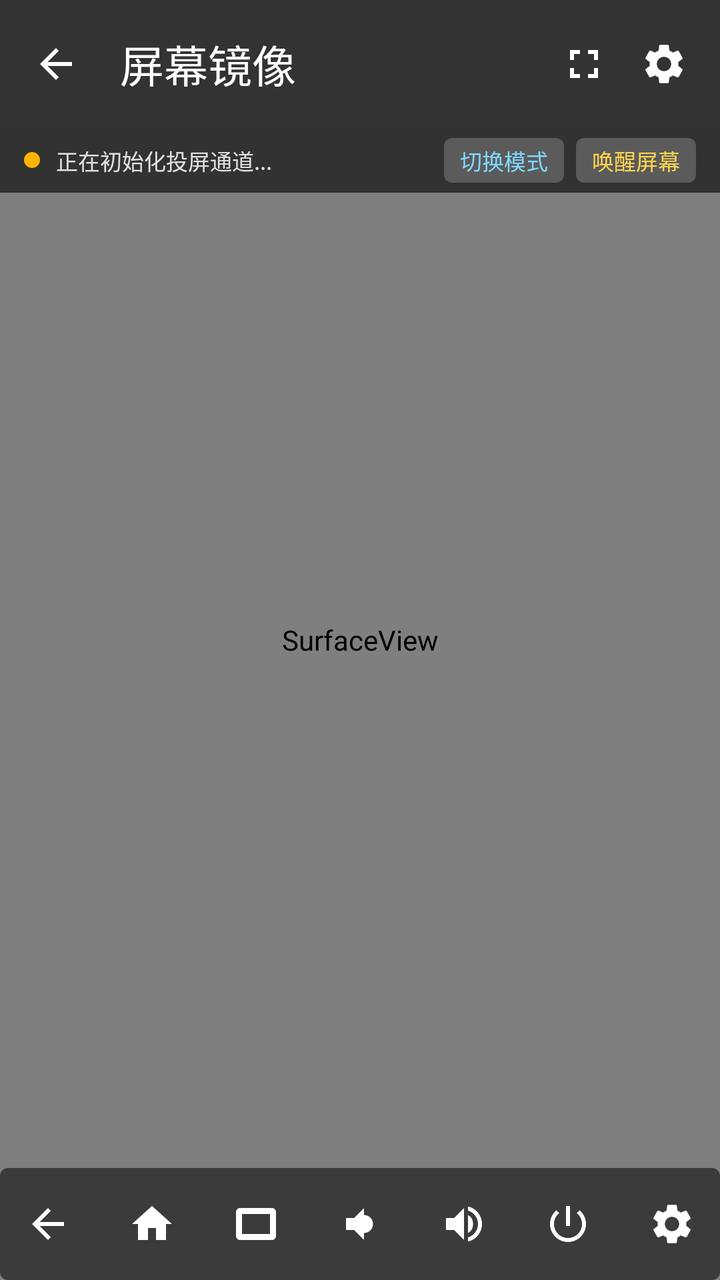
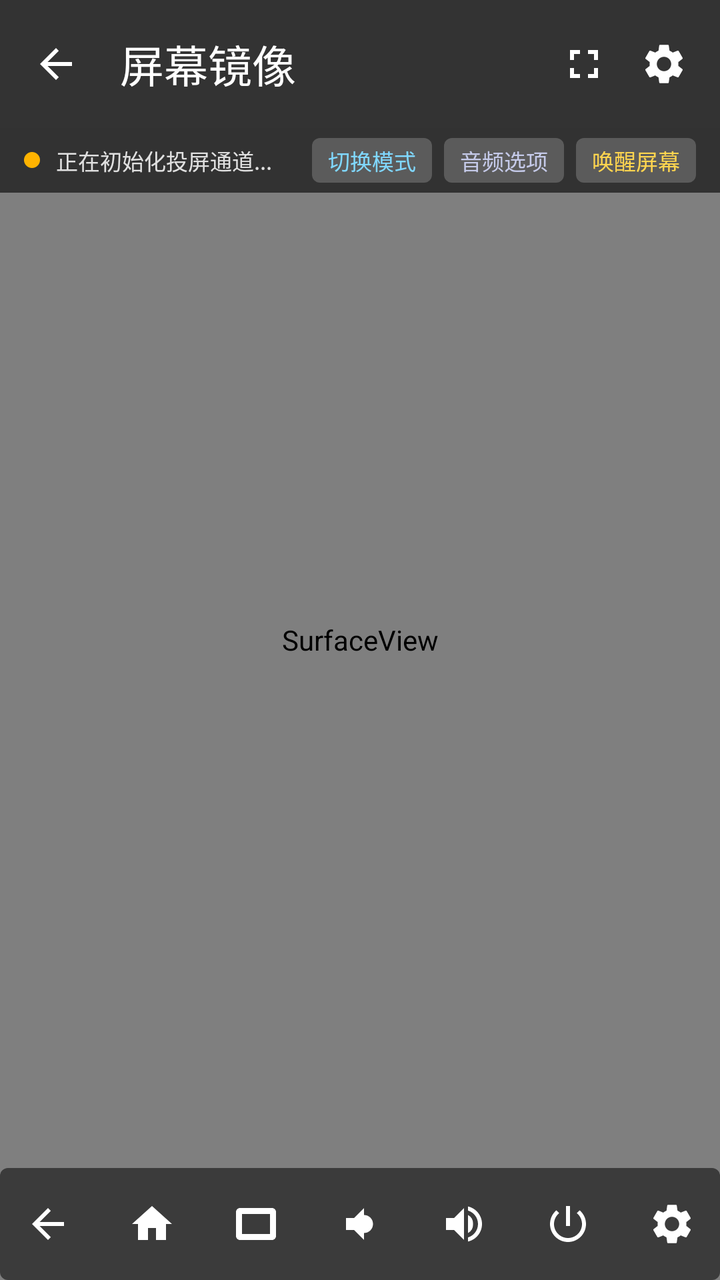

Screens rendered from an Android XML layout before and after an edit, with the pre-edit source and the edit as a unified diff.
<!-- AndroidManifest.xml: application theme Theme.ADBToolbox -->
<!-- res/layout/activity_scrcpy.xml -->
<?xml version="1.0" encoding="utf-8"?>
<FrameLayout xmlns:android="http://schemas.android.com/apk/res/android"
    xmlns:app="http://schemas.android.com/apk/res-auto"
    android:id="@+id/rootContainer"
    android:layout_width="match_parent"
    android:layout_height="match_parent"
    android:background="#000000">

    
    <FrameLayout
        android:id="@+id/flScreenContainer"
        android:layout_width="match_parent"
        android:layout_height="match_parent">

        
        <SurfaceView
            android:id="@+id/surfaceView"
            android:layout_width="match_parent"
            android:layout_height="match_parent"
            android:layout_gravity="center"
            android:visibility="visible" />

        
        <ImageView
            android:id="@+id/ivScreen"
            android:layout_width="match_parent"
            android:layout_height="match_parent"
            android:layout_gravity="center"
            android:contentDescription="Screen Stream"
            android:scaleType="fitCenter"
            android:visibility="gone" />

        
        <ProgressBar
            android:id="@+id/pbLoading"
            android:layout_width="wrap_content"
            android:layout_height="wrap_content"
            android:layout_gravity="center"
            android:indeterminateTint="#FFFFFF"
            android:visibility="visible" />

        
        <TextView
            android:id="@+id/tvStreamStatus"
            android:layout_width="wrap_content"
            android:layout_height="wrap_content"
            android:layout_gravity="center"
            android:layout_marginTop="56dp"
            android:gravity="center"
            android:lineSpacingExtra="4dp"
            android:paddingHorizontal="24dp"
            android:textColor="#ECEFF1"
            android:textSize="13sp"
            android:visibility="gone" />

    </FrameLayout>

    
    <com.google.android.material.appbar.MaterialToolbar
        android:id="@+id/toolbar"
        android:layout_width="match_parent"
        android:layout_height="?attr/actionBarSize"
        android:layout_gravity="top"
        android:background="#99000000"
        app:navigationIcon="?attr/homeAsUpIndicator"
        app:navigationIconTint="#FFFFFF"
        app:title="屏幕镜像"
        app:titleTextColor="#FFFFFF">

        
        <LinearLayout
            android:layout_width="wrap_content"
            android:layout_height="match_parent"
            android:layout_gravity="end"
            android:gravity="center_vertical"
            android:orientation="horizontal"
            android:paddingEnd="8dp">

            <ImageButton
                android:id="@+id/btnToolbarFullscreen"
                android:layout_width="40dp"
                android:layout_height="40dp"
                android:background="?attr/selectableItemBackgroundBorderless"
                android:contentDescription="全屏"
                android:src="@drawable/ic_nav_fullscreen"
                app:tint="#FFFFFF" />

            <ImageButton
                android:id="@+id/btnToolbarSettings"
                android:layout_width="40dp"
                android:layout_height="40dp"
                android:background="?attr/selectableItemBackgroundBorderless"
                android:contentDescription="设置"
                android:src="@drawable/ic_nav_settings"
                app:tint="#FFFFFF" />

        </LinearLayout>

    </com.google.android.material.appbar.MaterialToolbar>

    
    <LinearLayout
        android:id="@+id/layoutDiagBar"
        android:layout_width="match_parent"
        android:layout_height="wrap_content"
        android:layout_gravity="top"
        android:layout_marginTop="?attr/actionBarSize"
        android:background="#B3121212"
        android:gravity="center_vertical"
        android:orientation="horizontal"
        android:paddingHorizontal="12dp"
        android:paddingVertical="5dp">

        <View
            android:id="@+id/vStatusIndicator"
            android:layout_width="8dp"
            android:layout_height="8dp"
            android:background="@drawable/bg_tag"
            android:backgroundTint="#FFB300" />

        <TextView
            android:id="@+id/tvDiagText"
            android:layout_width="0dp"
            android:layout_height="wrap_content"
            android:layout_marginStart="8dp"
            android:layout_weight="1"
            android:ellipsize="marquee"
            android:singleLine="true"
            android:text="正在初始化投屏通道..."
            android:textColor="#E0E0E0"
            android:textSize="11sp" />

        <TextView
            android:id="@+id/btnQuickSwitchMode"
            android:layout_width="wrap_content"
            android:layout_height="wrap_content"
            android:background="@drawable/bg_tag"
            android:backgroundTint="#33FFFFFF"
            android:paddingHorizontal="8dp"
            android:paddingVertical="3dp"
            android:text="切换模式"
            android:textColor="#80D8FF"
            android:textSize="11sp" />

        <TextView
            android:id="@+id/btnQuickWake"
            android:layout_width="wrap_content"
            android:layout_height="wrap_content"
            android:layout_marginStart="6dp"
            android:background="@drawable/bg_tag"
            android:backgroundTint="#33FFFFFF"
            android:paddingHorizontal="8dp"
            android:paddingVertical="3dp"
            android:text="唤醒屏幕"
            android:textColor="#FFD54F"
            android:textSize="11sp" />

    </LinearLayout>

    
    <FrameLayout
        android:id="@+id/navBarWrapper"
        android:layout_width="wrap_content"
        android:layout_height="wrap_content"
        android:layout_gravity="bottom|center_horizontal">

        <LinearLayout
            android:id="@+id/navBarContent"
            android:layout_width="wrap_content"
            android:layout_height="wrap_content"
            android:background="@drawable/bg_tag"
            android:backgroundTint="#B31E1E1E"
            android:gravity="center"
            android:orientation="horizontal"
            android:paddingHorizontal="12dp"
            android:paddingVertical="6dp">

            <ImageButton
                android:id="@+id/btnBack"
                android:layout_width="44dp"
                android:layout_height="44dp"
                android:background="?attr/selectableItemBackgroundBorderless"
                android:contentDescription="返回"
                android:src="@drawable/ic_nav_back"
                app:tint="#FFFFFF" />

            <ImageButton
                android:id="@+id/btnHome"
                android:layout_width="44dp"
                android:layout_height="44dp"
                android:layout_marginStart="8dp"
                android:background="?attr/selectableItemBackgroundBorderless"
                android:contentDescription="主页"
                android:src="@drawable/ic_nav_home"
                app:tint="#FFFFFF" />

            <ImageButton
                android:id="@+id/btnRecent"
                android:layout_width="44dp"
                android:layout_height="44dp"
                android:layout_marginStart="8dp"
                android:background="?attr/selectableItemBackgroundBorderless"
                android:contentDescription="多任务"
                android:src="@drawable/ic_nav_recent"
                app:tint="#FFFFFF" />

            <ImageButton
                android:id="@+id/btnVolDown"
                android:layout_width="44dp"
                android:layout_height="44dp"
                android:layout_marginStart="8dp"
                android:background="?attr/selectableItemBackgroundBorderless"
                android:contentDescription="音量减"
                android:src="@drawable/ic_nav_vol_down"
                app:tint="#FFFFFF" />

            <ImageButton
                android:id="@+id/btnVolUp"
                android:layout_width="44dp"
                android:layout_height="44dp"
                android:layout_marginStart="8dp"
                android:background="?attr/selectableItemBackgroundBorderless"
                android:contentDescription="音量加"
                android:src="@drawable/ic_nav_vol_up"
                app:tint="#FFFFFF" />

            <ImageButton
                android:id="@+id/btnScreenOff"
                android:layout_width="44dp"
                android:layout_height="44dp"
                android:layout_marginStart="8dp"
                android:background="?attr/selectableItemBackgroundBorderless"
                android:contentDescription="熄屏操作"
                android:src="@drawable/ic_nav_power"
                app:tint="#FFFFFF" />

            <ImageButton
                android:id="@+id/btnSettings"
                android:layout_width="44dp"
                android:layout_height="44dp"
                android:layout_marginStart="8dp"
                android:background="?attr/selectableItemBackgroundBorderless"
                android:contentDescription="投屏设置"
                android:src="@drawable/ic_nav_settings"
                app:tint="#FFFFFF" />

        </LinearLayout>

    </FrameLayout>

    
    <com.google.android.material.floatingactionbutton.FloatingActionButton
        android:id="@+id/fabQuickMenu"
        android:layout_width="wrap_content"
        android:layout_height="wrap_content"
        android:layout_gravity="end|center_vertical"
        android:layout_marginEnd="16dp"
        android:alpha="0.75"
        android:contentDescription="控制菜单"
        android:src="@drawable/ic_nav_more"
        android:visibility="gone"
        app:backgroundTint="#801E1E1E"
        app:fabSize="mini"
        app:tint="#FFFFFF" />

</FrameLayout>
<!-- resources referenced by this layout -->
<resources>
  <!-- drawable bg_tag (drawable) -->
  <?xml version="1.0" encoding="utf-8"?>
  <shape xmlns:android="http://schemas.android.com/apk/res/android"
      android:shape="rectangle">
      <corners android:radius="4dp" />
      <solid android:color="@color/primary_container" />
  </shape>
  <!-- drawable ic_nav_back (drawable) -->
  <vector xmlns:android="http://schemas.android.com/apk/res/android"
      android:width="24dp"
      android:height="24dp"
      android:viewportWidth="24"
      android:viewportHeight="24">
      <path
          android:fillColor="#FFFFFFFF"
          android:pathData="M20,11H7.83l5.59,-5.59L12,4l-8,8 8,8 1.41,-1.41L7.83,13H20v-2z" />
  </vector>
  <!-- drawable ic_nav_fullscreen (drawable) -->
  <vector xmlns:android="http://schemas.android.com/apk/res/android"
      android:width="24dp"
      android:height="24dp"
      android:viewportWidth="24"
      android:viewportHeight="24">
      <path
          android:fillColor="#FFFFFFFF"
          android:pathData="M7,14H5v5h5v-2H7v-3zm-2,-4h2V7h3V5H5v5zm12,7h-3v2h5v-5h-2v3zM14,5v2h3v3h2V5h-5z" />
  </vector>
  <!-- drawable ic_nav_home (drawable) -->
  <vector xmlns:android="http://schemas.android.com/apk/res/android"
      android:width="24dp"
      android:height="24dp"
      android:viewportWidth="24"
      android:viewportHeight="24">
      <path
          android:fillColor="#FFFFFFFF"
          android:pathData="M10,20v-6h4v6h5v-8h3L12,3 2,12h3v8z" />
  </vector>
  <!-- drawable ic_nav_more (drawable) -->
  <vector xmlns:android="http://schemas.android.com/apk/res/android"
      android:width="24dp"
      android:height="24dp"
      android:viewportWidth="24"
      android:viewportHeight="24">
      <path
          android:fillColor="#FFFFFFFF"
          android:pathData="M12,8c1.1,0 2,-0.9 2,-2s-0.9,-2 -2,-2 -2,0.9 -2,2 0.9,2 2,2zm0,2c-1.1,0 -2,0.9 -2,2s0.9,2 2,2 2,-0.9 2,-2 -0.9,-2 -2,-2zm0,6c-1.1,0 -2,0.9 -2,2s0.9,2 2,2 2,-0.9 2,-2 -0.9,-2 -2,-2z" />
  </vector>
  <!-- drawable ic_nav_recent (drawable) -->
  <vector xmlns:android="http://schemas.android.com/apk/res/android"
      android:width="24dp"
      android:height="24dp"
      android:viewportWidth="24"
      android:viewportHeight="24">
      <path
          android:fillColor="#FFFFFFFF"
          android:pathData="M4,4h16c1.1,0 2,0.9 2,2v12c0,1.1 -0.9,2 -2,2H4c-1.1,0 -2,-0.9 -2,-2V6c0,-1.1 0.9,-2 2,-2zm1,3v10h14V7H5z" />
  </vector>
  <!-- drawable ic_nav_vol_down (drawable) -->
  <vector xmlns:android="http://schemas.android.com/apk/res/android"
      android:width="24dp"
      android:height="24dp"
      android:viewportWidth="24"
      android:viewportHeight="24">
      <path
          android:fillColor="#FFFFFFFF"
          android:pathData="M18.5,12A4.5,4.5 0 0,0 14,7.5v9A4.5,4.5 0 0,0 18.5,12zM5,9v6h4l5,5V4L9,9H5z" />
  </vector>
  <!-- drawable ic_nav_vol_up (drawable) -->
  <vector xmlns:android="http://schemas.android.com/apk/res/android"
      android:width="24dp"
      android:height="24dp"
      android:viewportWidth="24"
      android:viewportHeight="24">
      <path
          android:fillColor="#FFFFFFFF"
          android:pathData="M3,9v6h4l5,5V4L7,9H3zm13.5,3A4.5,4.5 0 0,0 14,7.5v9A4.5,4.5 0 0,0 16.5,12zM14,3.23v2.06c2.89,0.86 5,3.54 5,6.71s-2.11,5.85 -5,6.71v2.06c4.01,-0.91 7,-4.49 7,-8.77s-2.99,-7.86 -7,-8.77z" />
  </vector>
  <color name="primary_container">#E3F2FD</color>
  <color name="primary">#1E88E5</color>
  <color name="on_primary_container">#0D47A1</color>
  <color name="accent">#00ACC1</color>
  <color name="surface">#FFFFFF</color>
  <color name="text_primary">#1A1C1E</color>
  <color name="background">#F8F9FA</color>
  <!-- unchanged entries left out for length: 3 -->
</resources>

<!-- the commit's change to res/layout/activity_scrcpy.xml (unified diff, before → after) -->
@@ -140,6 +140,19 @@
             android:paddingVertical="3dp"
             android:text="切换模式"
             android:textColor="#80D8FF"
+            android:textSize="11sp" />
+
+        <TextView
+            android:id="@+id/btnQuickAudio"
+            android:layout_width="wrap_content"
+            android:layout_height="wrap_content"
+            android:layout_marginStart="6dp"
+            android:background="@drawable/bg_tag"
+            android:backgroundTint="#33FFFFFF"
+            android:paddingHorizontal="8dp"
+            android:paddingVertical="3dp"
+            android:text="音频选项"
+            android:textColor="#C5CAE9"
             android:textSize="11sp" />
 
         <TextView
